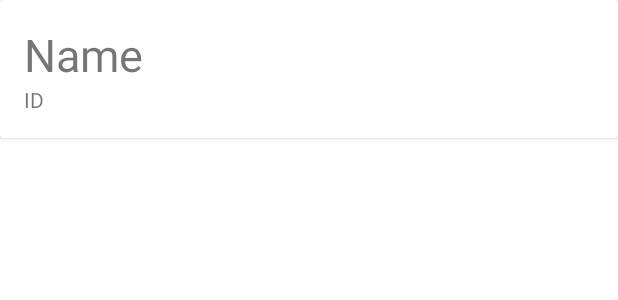
After one commit to EmranJK/Onlineshop_Android, an Android app: the layout card_product.xml on its own in the app's theme, with its tools: preview values and no code run, on a phone screen of 412 x 824 dp. The commit adds this screen. Shown: the top 300 px of the screen. Run offline under Robolectric (Android 15) with nearby library versions, the phone set to English and light mode, and no system bars.

Commit message:
Add Functionality

```diff
--- /dev/null
+++ b/app/src/main/res/layout/card_product.xml
@@ -0,0 +1,31 @@
+<?xml version="1.0" encoding="utf-8"?>
+<androidx.cardview.widget.CardView
+    xmlns:android="http://schemas.android.com/apk/res/android"
+    xmlns:tools="http://schemas.android.com/tools"
+    android:layout_width="match_parent"
+    android:layout_height="wrap_content"
+    android:layout_marginBottom="8dp"
+    android:elevation="24dp">
+
+    <RelativeLayout
+        android:layout_width="match_parent"
+        android:layout_height="wrap_content"
+        android:padding="16dp">
+
+        <TextView
+            android:id="@+id/productName"
+            android:layout_width="wrap_content"
+            android:layout_height="wrap_content"
+            android:layout_alignParentTop="true"
+            android:textSize="30sp"
+            tools:text="Name" />
+
+        <TextView
+            android:id="@+id/description"
+            android:layout_width="wrap_content"
+            android:layout_height="wrap_content"
+            android:layout_below="@id/productName"
+            tools:text="ID" />
+
+    </RelativeLayout>
+</androidx.cardview.widget.CardView>
--- a/app/src/main/res/values/strings.xml
+++ b/app/src/main/res/values/strings.xml
@@ -3,4 +3,5 @@
     <string name="button_addProduct">Add Product</string>
     <string name="hint_productName">Product Name</string>
     <string name="hint_productId">Product ID</string>
+    <string name="menu_addProduct">Add Product</string>
 </resources>
--- a/app/src/main/res/values/themes.xml
+++ b/app/src/main/res/values/themes.xml
@@ -2,7 +2,7 @@
     <!-- Base application theme. -->
     <style name="Theme.Onlineshop" parent="Theme.MaterialComponents.DayNight.NoActionBar">
         <!-- Primary brand color. -->
-        <item name="colorPrimary">@color/purple_500</item>
+        <item name="colorPrimary">@color/colorAccent</item>
         <item name="colorPrimaryVariant">@color/purple_700</item>
         <item name="colorOnPrimary">@color/white</item>
         <!-- Secondary brand color. -->
```
Also changed, not shown: app/src/main/AndroidManifest.xml (+13 -0 lines), app/src/main/java/ie/wit/onlineshop/activities/OnlineshopActivity.kt (+12 -12 lines), app/src/main/java/ie/wit/onlineshop/activities/ProductListActivity.kt (added, +92 -0 lines), app/src/main/java/ie/wit/onlineshop/main/MainApp.kt (added, +21 -0 lines), app/src/main/res/layout/activity_product_list.xml (added, +33 -0 lines), app/src/main/res/menu/menu_main.xml (added, +10 -0 lines).
